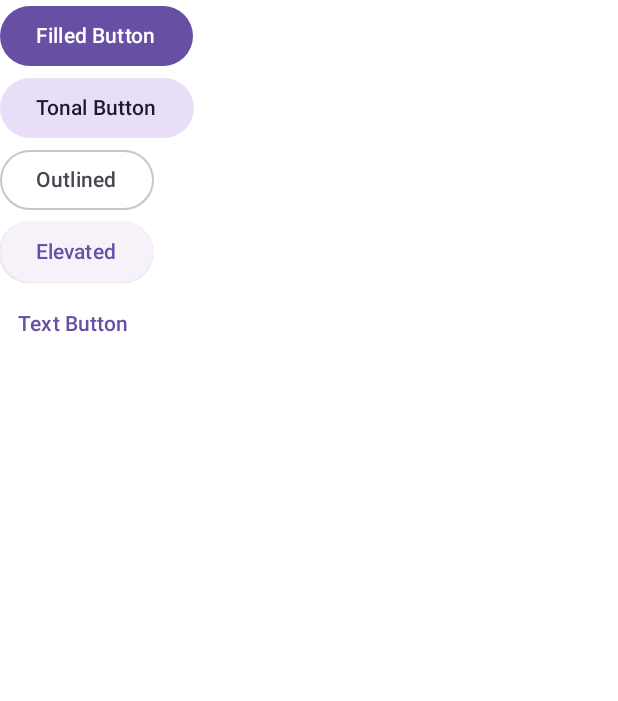
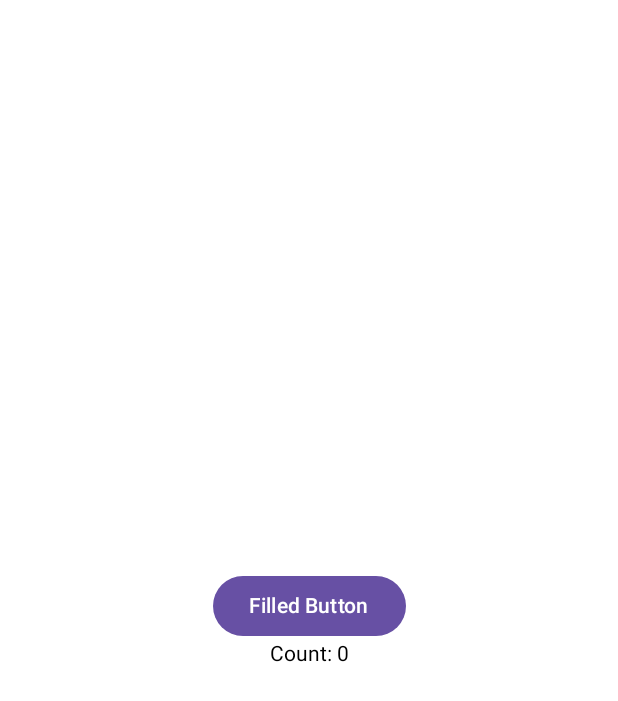
Before and after one commit to GenchanS/ComposeSnippets, an Android app built with Jetpack Compose: the @Preview function ButtonPreiew, on a phone screen of 412 x 824 dp. Shown: the top 701 px of the screen. Run offline under Robolectric (Android 15) with nearby library versions, the phone set to English and light mode, and no system bars.

Commit message:
Buttonのカウントアップができていない

```diff
--- a/app/src/main/java/com/example/compoasesnippets/Button.kt
+++ b/app/src/main/java/com/example/compoasesnippets/Button.kt
@@ -1,69 +1,89 @@
 package com.example.compoasesnippets
 
+import androidx.compose.foundation.layout.Arrangement
 import androidx.compose.foundation.layout.Column
+import androidx.compose.foundation.layout.fillMaxSize
 import androidx.compose.material3.Button
 import androidx.compose.material3.ButtonDefaults
 import androidx.compose.material3.ElevatedButton
 import androidx.compose.material3.FilledTonalButton
+import androidx.compose.material3.MaterialTheme
 import androidx.compose.material3.OutlinedButton
 import androidx.compose.material3.Text
 import androidx.compose.material3.TextButton
 import androidx.compose.runtime.Composable
+import androidx.compose.runtime.getValue
+import androidx.compose.runtime.mutableIntStateOf
+import androidx.compose.runtime.mutableStateOf
+import androidx.compose.runtime.remember
+import androidx.compose.runtime.setValue
+import androidx.compose.ui.Alignment
 import androidx.compose.ui.tooling.preview.Preview
 import com.example.compoasesnippets.ui.theme.CompoaseSnippetsTheme
+//import java.lang.reflect.Modifier
+import androidx.compose.ui.unit.dp
+import androidx.compose.ui.Modifier
 
 @Composable
-fun FilledButton(){
+fun FilledButton_(onClick: () -> Unit){
     Button(
-        onClick = {},
+        onClick = onClick,//ボタン押下時にここがコールバック関数として呼ばれる
         colors = ButtonDefaults.buttonColors(),
     ){
         Text("Filled Button")
     }
 }
 @Composable
-fun FilledTonalButton(){
+fun FilledTonalButton_(onClick: () -> Unit){
     FilledTonalButton(
-        onClick = {},
+        onClick = onClick,
     ){
         Text("Tonal Button")
     }
 }
 @Composable
-fun OutlinedButton() {
+fun OutlinedButton_(onClick: () -> Unit) {
     OutlinedButton(
-        onClick = {}
+        onClick = onClick
     ){
         Text("Outlined")
     }
 }
 
 @Composable
-fun ElevatedButton() {
+fun ElevatedButton_(onClick: () -> Unit) {
     ElevatedButton(
-        onClick = {}
+        onClick = onClick
     ){
         Text("Elevated")
     }
 }
 
 @Composable
-fun TextButton() {
+fun TextButton_(onClick: () -> Unit) {
     TextButton(
-        onClick = {}
+        onClick = onClick
     ) {
         Text("Text Button")
     }
 }
 
+
 @Preview(showBackground = true)
 @Composable
 fun ButtonPreiew() {
-    Column() {
-        FilledButton()
-        FilledTonalButton()
-        OutlinedButton()
-        ElevatedButton()
-        TextButton()
+    Column(
+        modifier = Modifier.fillMaxSize(),
+        horizontalAlignment = Alignment.CenterHorizontally,
+                verticalArrangement = Arrangement.Center  // 垂直方向にも中央に配置
+    ) {
+        var count by remember { mutableIntStateOf(0) }
+        FilledButton_(onClick = { count++ })
+        //FilledTonalButton_(onClick = { count++ })
+        //OutlinedButton_(onClick = { count++ })
+        //ElevatedButton_(onClick = { count++ })
+        //TextButton_(onClick = { count++ })
+
+        Text(text = "Count: $count")
     }
 }
--- a/app/src/main/java/com/example/compoasesnippets/MainActivity.kt
+++ b/app/src/main/java/com/example/compoasesnippets/MainActivity.kt
@@ -1,6 +1,7 @@
 package com.example.compoasesnippets
 
 import android.os.Bundle
+import android.widget.Button
 import androidx.activity.ComponentActivity
 import androidx.activity.compose.setContent
 import androidx.activity.enableEdgeToEdge
```
